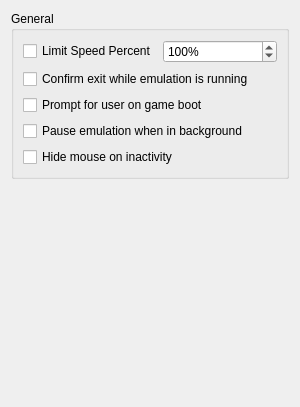
Old version of the form src/yuzu/configuration/configure_general.ui in the repository rorrim-rorrim/eden-alt.
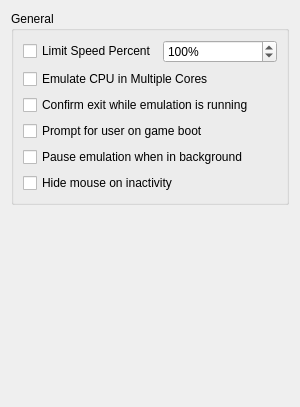
New version of the form.

Commit message: General: Initial Setup for Single Core.

```diff
--- a/src/yuzu/configuration/configure_general.ui
+++ b/src/yuzu/configuration/configure_general.ui
@@ -51,6 +51,13 @@
             </item>
            </layout>
           </item>
+          <item>
+           <widget class="QCheckBox" name="use_multi_core">
+            <property name="text">
+             <string>Emulate CPU in Multiple Cores</string>
+            </property>
+           </widget>
+          </item>
           <item>
            <widget class="QCheckBox" name="toggle_check_exit">
             <property name="text">
```
The commit also changes 7 other files.
